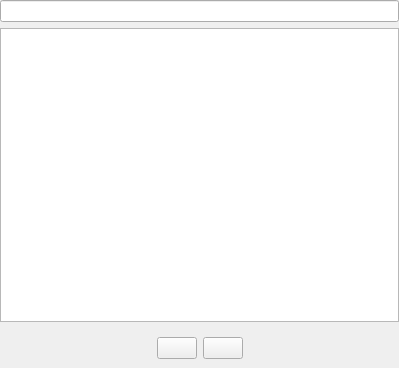
The window that src/widgets/kregenericlistwidget.ui (KDE/krecipes) describes before a commit, drawn with Qt 5.
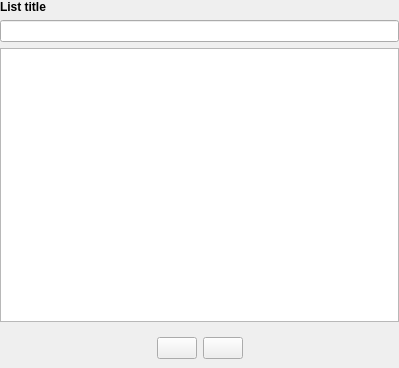
The same window after the commit. Custom widgets are drawn as their Qt base class.

Commit message: Add suport to display list widget titles.

The edit to the form file:
```diff
--- a/src/widgets/kregenericlistwidget.ui
+++ b/src/widgets/kregenericlistwidget.ui
@@ -14,6 +14,22 @@
    <property name="margin">
     <number>0</number>
    </property>
+   <item>
+    <widget class="QLabel" name="m_titleLabel">
+     <property name="enabled">
+      <bool>true</bool>
+     </property>
+     <property name="font">
+      <font>
+       <weight>75</weight>
+       <bold>true</bold>
+      </font>
+     </property>
+     <property name="text">
+      <string>List title</string>
+     </property>
+    </widget>
+   </item>
    <item>
     <widget class="KLineEdit" name="m_searchBox">
      <property name="showClearButton" stdset="0">
```
The commit also changes 2 other files.
